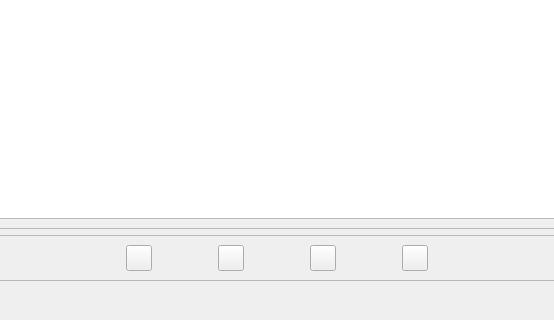
Qt form ui/zttask.ui (wqhot/ZNTKGUI) before a commit; both pictures show x 214 to 768 and y 174 to 494 of the 982 by 494 pixel window.
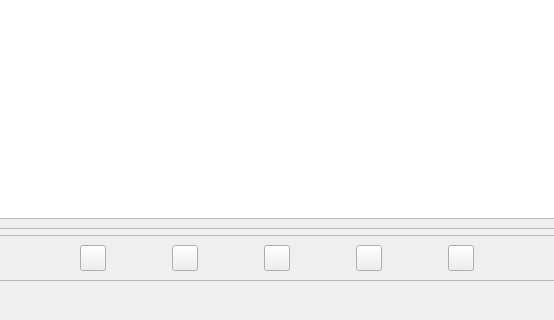
The same form after that commit. Icons and pictures are not drawn.

The edit to the form file:
```diff
--- a/ui/zttask.ui
+++ b/ui/zttask.ui
@@ -182,6 +182,47 @@
             </property>
            </widget>
           </item>
+          <item>
+           <spacer name="horizontalSpacer_4">
+            <property name="orientation">
+             <enum>Qt::Horizontal</enum>
+            </property>
+            <property name="sizeType">
+             <enum>QSizePolicy::Fixed</enum>
+            </property>
+            <property name="sizeHint" stdset="0">
+             <size>
+              <width>60</width>
+              <height>20</height>
+             </size>
+            </property>
+           </spacer>
+          </item>
+          <item>
+           <widget class="QPushButton" name="pushButton_5">
+            <property name="sizePolicy">
+             <sizepolicy hsizetype="Fixed" vsizetype="Fixed">
+              <horstretch>0</horstretch>
+              <verstretch>0</verstretch>
+             </sizepolicy>
+            </property>
+            <property name="minimumSize">
+             <size>
+              <width>26</width>
+              <height>26</height>
+             </size>
+            </property>
+            <property name="maximumSize">
+             <size>
+              <width>26</width>
+              <height>26</height>
+             </size>
+            </property>
+            <property name="text">
+             <string/>
+            </property>
+           </widget>
+          </item>
          </layout>
         </item>
        </layout>
```
Left out of the diff: 1 changed line with no effect on the pictures.
